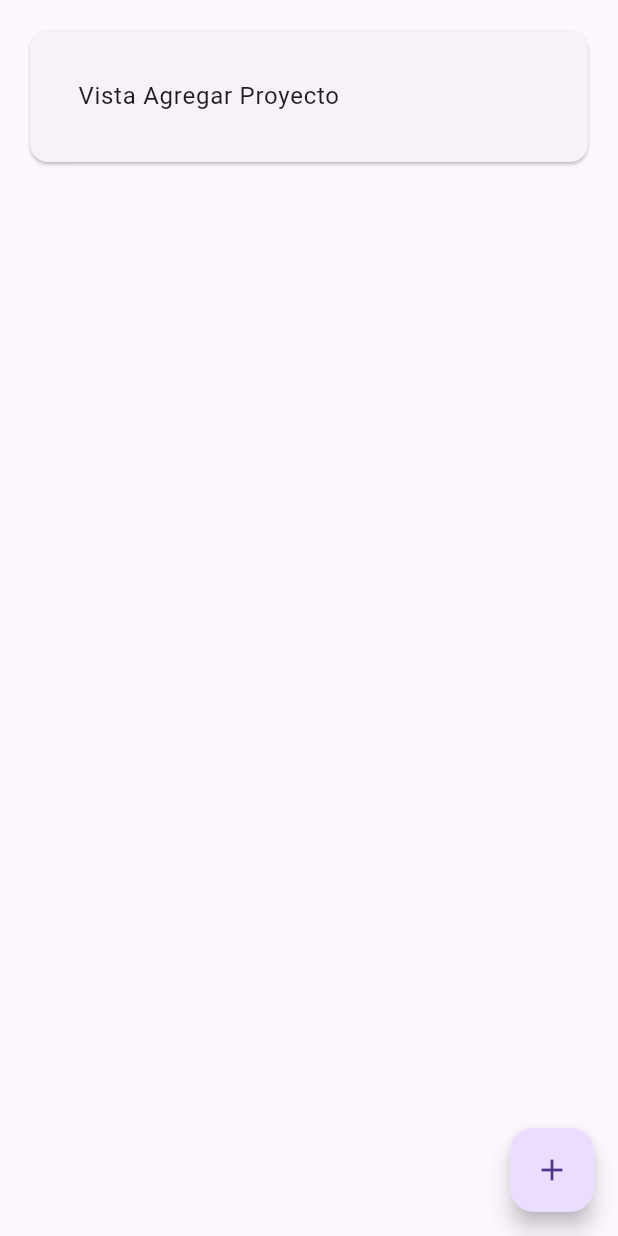
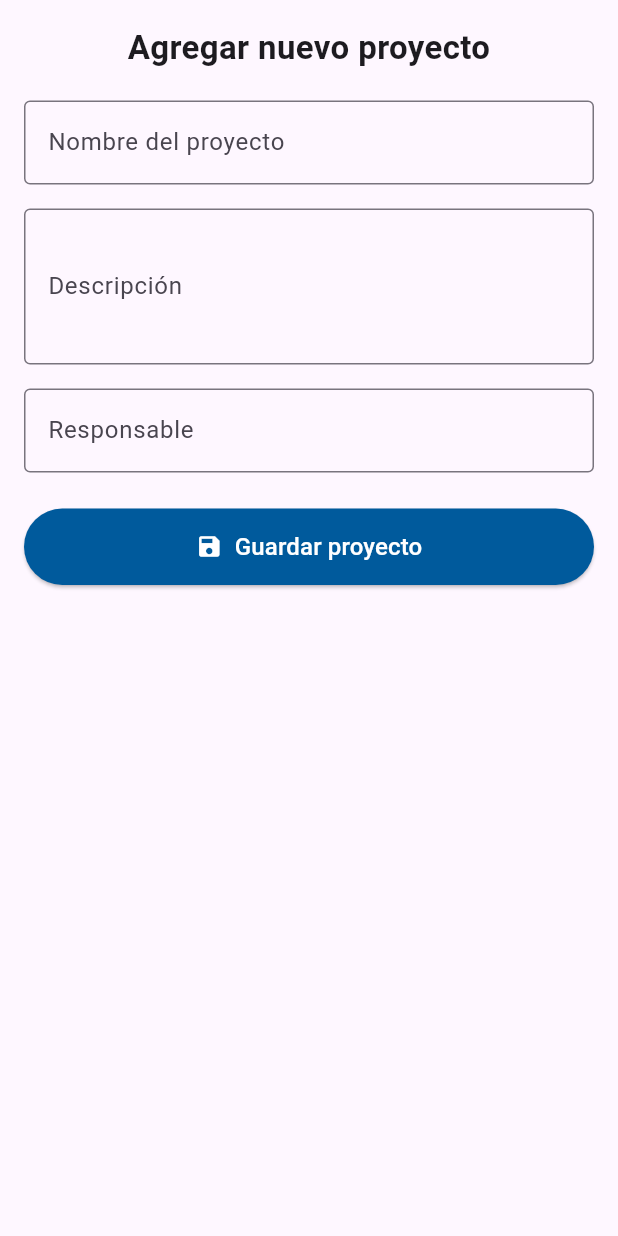
Before and after one commit to bbliin/USMConnect, a Flutter app: the TabAgregarProyecto widget shown alone on an empty page, opened directly, on a phone screen of 412 x 824 dp. Run offline on Flutter 3.47's test engine with Material 3 defaults, Android fonts, the phone set to English and light mode, and no system bars; our stand-ins replace cloud_firestore, firebase_auth, firebase_core, shared_preferences; accounts and stored records are empty.

Commit message:
Vistas Proyectos y Agregar Proyectos
Prototipos de vistas para mostrar proyectos y agregar proyectos

```diff
--- a/lib/main.dart
+++ b/lib/main.dart
@@ -5,12 +5,9 @@ import 'firebase_options.dart';
 
 Future<void> main() async {
   WidgetsFlutterBinding.ensureInitialized();
-
-
   await Firebase.initializeApp(
     options: DefaultFirebaseOptions.currentPlatform,
   );
-
   runApp(const MyApp());
 }
 
--- a/lib/pages/tab_agregar_proyecto.dart
+++ b/lib/pages/tab_agregar_proyecto.dart
@@ -1,4 +1,5 @@
 import 'package:flutter/material.dart';
+import 'package:cloud_firestore/cloud_firestore.dart';
 
 class TabAgregarProyecto extends StatefulWidget {
   const TabAgregarProyecto({super.key});
@@ -8,33 +9,124 @@ class TabAgregarProyecto extends StatefulWidget {
 }
 
 class _TabAgregarProyectoState extends State<TabAgregarProyecto> {
+  final _formKey = GlobalKey<FormState>();
+
+  // Controladores de texto
+  final TextEditingController _nombreController = TextEditingController();
+  final TextEditingController _descripcionController = TextEditingController();
+  final TextEditingController _responsableController = TextEditingController();
+
+  bool _isLoading = false;
+
+  // Función para guardar en Firestore
+  Future<void> _agregarProyecto() async {
+    if (_formKey.currentState!.validate()) {
+      setState(() => _isLoading = true);
+
+      try {
+        await FirebaseFirestore.instance.collection('projects').add({
+          'nombre': _nombreController.text.trim(),
+          'descripcion': _descripcionController.text.trim(),
+          'responsable': _responsableController.text.trim(),
+          'fecha_creacion': Timestamp.now(),
+        });
+
+        // Limpia los campos
+        _nombreController.clear();
+        _descripcionController.clear();
+        _responsableController.clear();
+
+        ScaffoldMessenger.of(context).showSnackBar(
+          const SnackBar(content: Text('Proyecto agregado correctamente')),
+        );
+      } catch (e) {
+        ScaffoldMessenger.of(context).showSnackBar(
+          SnackBar(content: Text('Error al agregar: $e')),
+        );
+      } finally {
+        setState(() => _isLoading = false);
+      }
+    }
+  }
+
   @override
   Widget build(BuildContext context) {
-    return Scaffold(
-      body: SingleChildScrollView(
-        padding: const EdgeInsets.all(16.0),
-        child: Column(
-          crossAxisAlignment: CrossAxisAlignment.center,
+    return Padding(
+      padding: const EdgeInsets.all(16.0),
+      child: Form(
+        key: _formKey,
+        child: ListView(
           children: [
-            const Card(
-              child: Padding(
-                padding: EdgeInsets.all(16.0),
-                child: Column(
-                  children: [
-                    ListTile(title: Text('Vista Agregar Proyecto')),
-                  ],
-                ),
+            const Text(
+              'Agregar nuevo proyecto',
+              style: TextStyle(fontSize: 22, fontWeight: FontWeight.bold),
+              textAlign: TextAlign.center,
+            ),
+            const SizedBox(height: 20),
+
+            // Campo nombre
+            TextFormField(
+              controller: _nombreController,
+              decoration: const InputDecoration(
+                labelText: 'Nombre del proyecto',
+                border: OutlineInputBorder(),
+              ),
+              validator: (value) =>
+                  value == null || value.isEmpty ? 'Ingrese un nombre' : null,
+            ),
+            const SizedBox(height: 16),
+
+            // Campo descripción
+            TextFormField(
+              controller: _descripcionController,
+              maxLines: 3,
+              decoration: const InputDecoration(
+                labelText: 'Descripción',
+                border: OutlineInputBorder(),
+              ),
+              validator: (value) => value == null || value.isEmpty
+                  ? 'Ingrese una descripción'
+                  : null,
+            ),
+            const SizedBox(height: 16),
+
+            // Campo responsable
+            TextFormField(
+              controller: _responsableController,
+              decoration: const InputDecoration(
+                labelText: 'Responsable',
+                border: OutlineInputBorder(),
+              ),
+            ),
+            const SizedBox(height: 24),
+
+            // Botón para guardar
+            ElevatedButton.icon(
+              style: ElevatedButton.styleFrom(
+                backgroundColor: const Color(0xFF005A9C),
+                padding: const EdgeInsets.symmetric(vertical: 14),
+              ),
+              onPressed: _isLoading ? null : _agregarProyecto,
+              icon: _isLoading
+                  ? const CircularProgressIndicator(
+                      color: Colors.white, strokeWidth: 2)
+                  : const Icon(Icons.save, color: Colors.white),
+              label: Text(
+                _isLoading ? 'Guardando...' : 'Guardar proyecto',
+                style: const TextStyle(color: Colors.white, fontSize: 16),
               ),
             ),
           ],
         ),
       ),
-        floatingActionButton: FloatingActionButton(
-        onPressed: () {
-          // Acción al presionar el botón
-        },
-        child: const Icon(Icons.add),
-      ),
     );
   }
+
+  @override
+  void dispose() {
+    _nombreController.dispose();
+    _descripcionController.dispose();
+    _responsableController.dispose();
+    super.dispose();
+  }
 }
```
Also changed, not shown: lib/pages/tab_proyectos.dart (+75 -87 lines), 2 other files.
